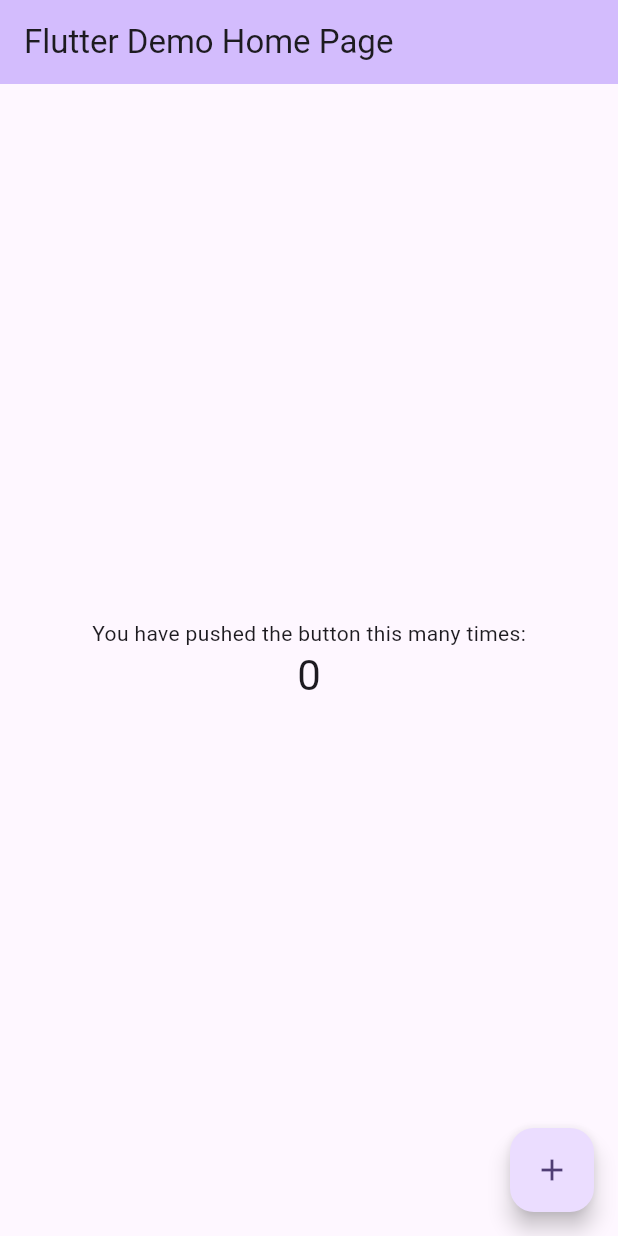
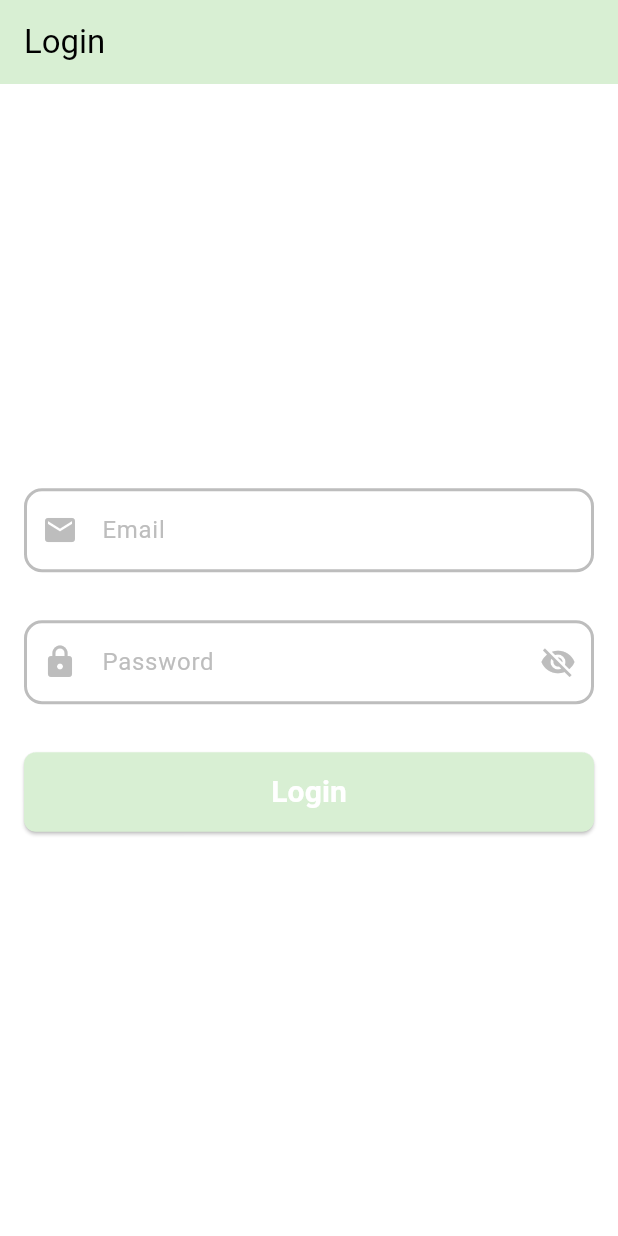
Before and after one commit to ttrungn/metro-ticketing-system-mobile, a Flutter app: the screen it shows after launch, on a phone screen of 412 x 824 dp. Run offline on Flutter 3.47's test engine with Material 3 defaults, Android fonts, the light colour scheme and no system bars; our stand-ins replace dio, flutter_bloc, flutter_secure_storage.

Commit message:
finish login form

```diff
--- /dev/null
+++ b/lib/core/network/api_client.dart
@@ -0,0 +1,33 @@
+import 'package:dio/dio.dart';
+import 'package:metro_ticketing_system_mobile/core/storage/secure_storage.dart';
+
+class ApiClient {
+  static final Dio dio = Dio(
+    BaseOptions(
+      baseUrl: 'http://localhost:9000',
+      connectTimeout: const Duration(seconds: 10),
+      receiveTimeout: const Duration(seconds: 10),
+      headers: {
+        'Content-Type': 'application/json',
+      },
+    ),
+  );
+
+  static void init() {
+    dio.interceptors.add(InterceptorsWrapper(
+      onRequest: (options, handler) async {
+        final token = await SecureStorage().readSecureData(key: 'accessToken');
+        if (token != null) {
+          options.headers['Authorization'] = 'Bearer $token';
+        }
+        return handler.next(options);
+      },
+      onResponse: (response, handler) {
+        return handler.next(response);
+      },
+      onError: (DioException e, handler) {
+        return handler.next(e);
+      },
+    ));
+  }
+}
--- /dev/null
+++ b/lib/core/storage/secure_storage.dart
@@ -0,0 +1,17 @@
+import 'package:flutter_secure_storage/flutter_secure_storage.dart';
+
+class SecureStorage {
+  final FlutterSecureStorage secureStorage = const FlutterSecureStorage();
+
+  Future<void> writeSecureData({required String key, required String value}) async {
+    await secureStorage.write(key: key, value: value);
+  }
+
+  Future<String?> readSecureData({required String key}) async {
+    return await secureStorage.read(key: key);
+  }
+
+  Future<void> deleteSecureData({required String key}) async {
+    await secureStorage.delete(key: key);
+  }
+}
--- /dev/null
+++ b/lib/features/auth/data/auth_service.dart
@@ -0,0 +1,15 @@
+import 'package:metro_ticketing_system_mobile/features/auth/data/auth_repository.dart';
+import 'package:metro_ticketing_system_mobile/features/auth/data/models/login_request.dart';
+import 'package:metro_ticketing_system_mobile/features/auth/data/models/register_request.dart';
+
+class AuthService {
+  final AuthRepository authRepository;
+
+  AuthService(this.authRepository);
+  Future<Map<String, dynamic>> loginUser(LoginRequest loginRequest) async {
+    return await authRepository.loginUser(loginRequest.toJson());
+  }
+  Future<Map<String, dynamic>> registerUser(RegisterRequest registerRequest) async {
+    return await authRepository.registerUser(registerRequest.toJson());
+  }
+}
--- /dev/null
+++ b/lib/features/auth/data/models/login_request.dart
@@ -0,0 +1,16 @@
+class LoginRequest {
+  final String email;
+  final String password;
+
+  LoginRequest({
+    required this.email,
+    required this.password,
+  });
+
+  Map<String, dynamic> toJson() {
+    return {
+      'email': email,
+      'password': password,
+    };
+  }
+}
--- /dev/null
+++ b/lib/features/auth/data/models/register_request.dart
@@ -0,0 +1,16 @@
+class RegisterRequest {
+  final String email;
+  final String password;
+
+  RegisterRequest({
+    required this.email,
+    required this.password,
+  });
+
+  Map<String, dynamic> toJson() {
+    return {
+      'email': email,
+      'password': password,
+    };
+  }
+}
--- /dev/null
+++ b/lib/features/auth/logic/login_cubit.dart
@@ -0,0 +1,48 @@
+import 'package:flutter_bloc/flutter_bloc.dart';
+import 'package:meta/meta.dart';
+import 'package:metro_ticketing_system_mobile/core/storage/secure_storage.dart';
+import 'package:metro_ticketing_system_mobile/features/auth/data/auth_service.dart';
+import 'package:metro_ticketing_system_mobile/features/auth/data/models/login_request.dart';
+
+@immutable
+abstract class LoginState {}
+
+class LoginInitial extends LoginState {}
+
+class LoginLoading extends LoginState {}
+
+class LoginFinished extends LoginState {
+  final Map<String, dynamic> data;
+
+  LoginFinished(this.data);
+}
+
+class LoginFailure extends LoginState {
+  final String error;
+
+  LoginFailure(this.error);
+}
+
+class LoginCubit extends Cubit<LoginState> {
+  final AuthService _authService;
+  LoginCubit(this._authService) : super(LoginInitial());
+
+  Future<void> login(String email, String password) async {
+    emit(LoginLoading());
+    try {
+      final response = await _authService.loginUser(
+        LoginRequest(email: email, password: password),
+      );
+
+      if (response['accessToken'] != null) {
+        await SecureStorage().writeSecureData(
+          key: 'accessToken',
+          value: response['accessToken'],
+        );
+      }
+      emit(LoginFinished(response));
+    } catch (_) {
+      emit(LoginFailure("Cannot login right now, please try again later!"));
+    }
+  }
+}
--- /dev/null
+++ b/lib/features/auth/presentation/screens/login_screen.dart
@@ -0,0 +1,27 @@
+import 'package:flutter/material.dart';
+import 'package:flutter_bloc/flutter_bloc.dart';
+import 'package:metro_ticketing_system_mobile/features/auth/data/auth_repository.dart';
+import 'package:metro_ticketing_system_mobile/features/auth/data/auth_service.dart';
+import '../../logic/login_cubit.dart';
+import '../widgets/login_form.dart';
+
+class LoginScreen extends StatelessWidget {
+  late final AuthRepository _authRepository;
+  late final AuthService authService;
+
+  LoginScreen({super.key}) {
+    _authRepository = AuthRepository();
+    authService = AuthService(_authRepository);
+  }
+
+  @override
+  Widget build(BuildContext context) {
+    return Scaffold(
+      appBar: AppBar(title: const Text('Login')),
+      body: BlocProvider(
+        create: (_) => LoginCubit(authService),
+        child: const LoginForm(),
+      ),
+    );
+  }
+}
--- /dev/null
+++ b/lib/features/auth/presentation/widgets/login_button.dart
@@ -0,0 +1,53 @@
+import 'package:flutter/material.dart';
+import 'package:flutter_bloc/flutter_bloc.dart';
+import 'package:metro_ticketing_system_mobile/features/auth/logic/login_cubit.dart';
+
+class LoginButton extends StatelessWidget {
+  final String email;
+  final String password;
+
+  const LoginButton({super.key, required this.email, required this.password});
+
+  @override
+  Widget build(BuildContext context) {
+    return BlocConsumer<LoginCubit, LoginState>(
+      listener: (context, state) async {
+        if (state is LoginFailure) {
+          ScaffoldMessenger.of(context).showSnackBar(
+            SnackBar(content: Text(state.error)),
+          );
+        }
+
+        if (state is LoginFinished) {
+          ScaffoldMessenger.of(
+            context,
+          ).showSnackBar(const SnackBar(content: Text("Login successful!")));
+        }
+      },
+      builder: (context, state) {
+        if (state is LoginLoading) {
+          return const Center(child: CircularProgressIndicator());
+        }
+
+        return SizedBox(
+          width: double.infinity,
+          child: ElevatedButton(
+            style: ElevatedButton.styleFrom(
+              backgroundColor: Color.fromRGBO(216, 239, 211, 1),
+              foregroundColor: Colors.white,
+              padding: const EdgeInsets.symmetric(vertical: 12),
+              shape: RoundedRectangleBorder(
+                borderRadius: BorderRadius.circular(8),
+              ),
+            ),
+            onPressed: () => context.read<LoginCubit>().login(email, password),
+            child: const Text(
+              "Login",
+              style: TextStyle(fontSize: 20, fontWeight: FontWeight.bold),
+            ),
+          ),
+        );
+      },
+    );
+  }
+}
--- /dev/null
+++ b/lib/features/auth/presentation/widgets/login_form.dart
@@ -0,0 +1,122 @@
+import 'package:flutter/material.dart';
+import 'package:metro_ticketing_system_mobile/features/auth/presentation/widgets/login_button.dart';
+
+class LoginForm extends StatefulWidget {
+  const LoginForm({super.key});
+
+  @override
+  State<LoginForm> createState() => _LoginFormState();
+}
+
+class _LoginFormState extends State<LoginForm> {
+  final _emailController = TextEditingController();
+  final _passwordController = TextEditingController();
+
+  final _emailFocusNode = FocusNode();
+  final _passwordFocusNode = FocusNode();
+
+  final Color _focusColor = Colors.green;
+  final Color _unfocusColor = Colors.grey[400]!;
+
+  bool _obscureText = true;
+
+  @override
+  void initState() {
+    super.initState();
+    _emailFocusNode.addListener(() => setState(() {}));
+    _passwordFocusNode.addListener(() => setState(() {}));
+  }
+
+  @override
+  void dispose() {
+    _emailFocusNode.dispose();
+    _passwordFocusNode.dispose();
+    _emailController.dispose();
+    _passwordController.dispose();
+    super.dispose();
+  }
+
+  Color _getIconColor(FocusNode node) =>
+      node.hasFocus ? _focusColor : _unfocusColor;
+
+  @override
+  Widget build(BuildContext context) {
+    return Padding(
+      padding: const EdgeInsets.all(16.0),
+      child: Column(
+        mainAxisAlignment: MainAxisAlignment.center,
+        children: [
+          TextField(
+            controller: _emailController,
+            focusNode: _emailFocusNode,
+            decoration: InputDecoration(
+              labelText: 'Email',
+              labelStyle: TextStyle(
+                color: _emailFocusNode.hasFocus ? _focusColor : _unfocusColor,
+              ),
+              prefixIcon: Icon(
+                Icons.email,
+                color: _getIconColor(_emailFocusNode),
+              ),
+              border: OutlineInputBorder(
+                borderRadius: BorderRadius.circular(12.0),
+                borderSide: BorderSide(color: _unfocusColor, width: 2.0),
+              ),
+              focusedBorder: OutlineInputBorder(
+                borderRadius: BorderRadius.circular(12.0),
+                borderSide: BorderSide(color: _focusColor, width: 2.5),
+              ),
+              enabledBorder: OutlineInputBorder(
+                borderRadius: BorderRadius.circular(12.0),
+                borderSide: BorderSide(color: _unfocusColor, width: 2.0),
+              ),
+            ),
+          ),
+          const SizedBox(height: 32),
+          TextField(
+            controller: _passwordController,
+            focusNode: _passwordFocusNode,
+            obscureText: _obscureText,
+            decoration: InputDecoration(
+              labelText: 'Password',
+              labelStyle: TextStyle(
+                color: _passwordFocusNode.hasFocus ? _focusColor : _unfocusColor,
+              ),
+              prefixIcon: Icon(
+                Icons.lock,
+                color: _getIconColor(_passwordFocusNode),
+              ),
+              suffixIcon: Tooltip(
+                message: _obscureText ? 'Show password' : 'Hide password',
+                child: IconButton(
+                  icon: Icon(
+                    _obscureText ? Icons.visibility_off : Icons.visibility,
+                    color: _getIconColor(_passwordFocusNode),
+                  ),
+                  onPressed: () => setState(() => _obscureText = !_obscureText),
+                ),
+              ),
+              border: OutlineInputBorder(
+                borderRadius: BorderRadius.circular(12.0),
+                borderSide: BorderSide(color: _unfocusColor, width: 2.0),
+              ),
+              focusedBorder: OutlineInputBorder(
+                borderRadius: BorderRadius.circular(12.0),
+                borderSide: BorderSide(color: _focusColor, width: 2.5),
+              ),
+              enabledBorder: OutlineInputBorder(
+                borderRadius: BorderRadius.circular(12.0),
+                borderSide: BorderSide(color: _unfocusColor, width: 2.0),
+              ),
+            ),
+          ),
+          const SizedBox(height: 32),
+          LoginButton(
+            email: _emailController.text,
+            password: _passwordController.text,
+          ),
+        ],
+      ),
+    );
+  }
+}
--- a/lib/main.dart
+++ b/lib/main.dart
@@ -1,4 +1,5 @@
 import 'package:flutter/material.dart';
+import 'package:metro_ticketing_system_mobile/features/auth/presentation/screens/login_screen.dart';
 
 void main() {
   runApp(const MyApp());
@@ -7,116 +8,22 @@ void main() {
 class MyApp extends StatelessWidget {
   const MyApp({super.key});
 
-  // This widget is the root of your application.
   @override
   Widget build(BuildContext context) {
     return MaterialApp(
-      title: 'Flutter Demo',
+      title: 'Metro Ticketing System',
+      debugShowCheckedModeBanner: false,
       theme: ThemeData(
-        // This is the theme of your application.
-        //
-        // TRY THIS: Try running your application with "flutter run". You'll see
-        // the application has a purple toolbar. Then, without quitting the app,
-        // try changing the seedColor in the colorScheme below to Colors.green
-        // and then invoke "hot reload" (save your changes or press the "hot
-        // reload" button in a Flutter-supported IDE, or press "r" if you used
-        // the command line to start the app).
-        //
-        // Notice that the counter didn't reset back to zero; the application
-        // state is not lost during the reload. To reset the state, use hot
-        // restart instead.
-        //
-        // This works for code too, not just values: Most code changes can be
-        // tested with just a hot reload.
-        colorScheme: ColorScheme.fromSeed(seedColor: Colors.deepPurple),
+        scaffoldBackgroundColor: Colors.white,
+        colorScheme: ColorScheme.light(
+          primary: Color(0xFF00B14F),
+          surface: Color.fromRGBO(216, 239, 211, 1),
+        ),
+        inputDecorationTheme: const InputDecorationTheme(
+          border: OutlineInputBorder(),
+        ),
       ),
-      home: const MyHomePage(title: 'Flutter Demo Home Page'),
+      home: LoginScreen(),
     );
   }
 }
-
-class MyHomePage extends StatefulWidget {
-  const MyHomePage({super.key, required this.title});
-
-  // This widget is the home page of your application. It is stateful, meaning
-  // that it has a State object (defined below) that contains fields that affect
-  // how it looks.
-
-  // This class is the configuration for the state. It holds the values (in this
-  // case the title) provided by the parent (in this case the App widget) and
-  // used by the build method of the State. Fields in a Widget subclass are
-  // always marked "final".
-
-  final String title;
-
-  @override
-  State<MyHomePage> createState() => _MyHomePageState();
-}
-
-class _MyHomePageState extends State<MyHomePage> {
-  int _counter = 0;
-
-  void _incrementCounter() {
-    setState(() {
-      // This call to setState tells the Flutter framework that something has
-      // changed in this State, which causes it to rerun the build method below
-      // so that the display can reflect the updated values. If we changed
-      // _counter without calling setState(), then the build method would not be
-      // called again, and so nothing would appear to happen.
-      _counter++;
-    });
-  }
-
-  @override
-  Widget build(BuildContext context) {
-    // This method is rerun every time setState is called, for instance as done
-    // by the _incrementCounter method above.
-    //
-    // The Flutter framework has been optimized to make rerunning build methods
-    // fast, so that you can just rebuild anything that needs updating rather
-    // than having to individually change instances of widgets.
-    return Scaffold(
-      appBar: AppBar(
-        // TRY THIS: Try changing the color here to a specific color (to
-        // Colors.amber, perhaps?) and trigger a hot reload to see the AppBar
-        // change color while the other colors stay the same.
-        backgroundColor: Theme.of(context).colorScheme.inversePrimary,
-        // Here we take the value from the MyHomePage object that was created by
-        // the App.build method, and use it to set our appbar title.
-        title: Text(widget.title),
-      ),
-      body: Center(
-        // Center is a layout widget. It takes a single child and positions it
-        // in the middle of the parent.
-        child: Column(
-          // Column is also a layout widget. It takes a list of children and
-          // arranges them vertically. By default, it sizes itself to fit its
-          // children horizontally, and tries to be as tall as its parent.
-          //
-          // Column has various properties to control how it sizes itself and
-          // how it positions its children. Here we use mainAxisAlignment to
-          // center the children vertically; the main axis here is the vertical
-          // axis because Columns are vertical (the cross axis would be
-          // horizontal).
-          //
-          // TRY THIS: Invoke "debug painting" (choose the "Toggle Debug Paint"
-          // action in the IDE, or press "p" in the console), to see the
-          // wireframe for each widget.
-          mainAxisAlignment: MainAxisAlignment.center,
-          children: <Widget>[
-            const Text('You have pushed the button this many times:'),
-            Text(
-              '$_counter',
-              style: Theme.of(context).textTheme.headlineMedium,
-            ),
-          ],
-        ),
-      ),
-      floatingActionButton: FloatingActionButton(
-        onPressed: _incrementCounter,
-        tooltip: 'Increment',
-        child: const Icon(Icons.add),
-      ), // This trailing comma makes auto-formatting nicer for build methods.
-    );
-  }
-}
```
Also changed, not shown: lib/features/auth/data/auth_repository.dart (added, +31 -0 lines), pubspec.yaml (+5 -2 lines), lib/features/auth/logic/register_cubit.dart (added), pubspec.lock, 14 other files.
